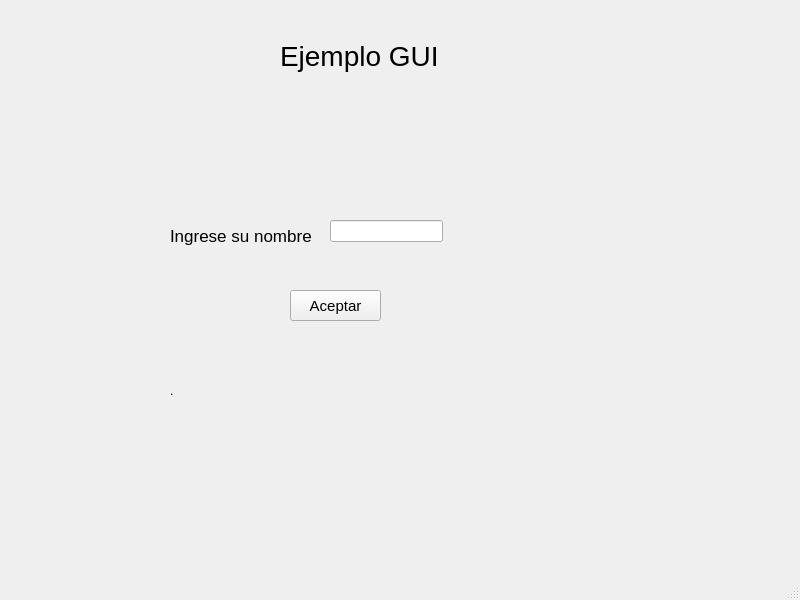
Above: Ejemplo_GUI/mainwindow.ui from yuaquintero/GUI_APP before the change. Below: the same form after it.
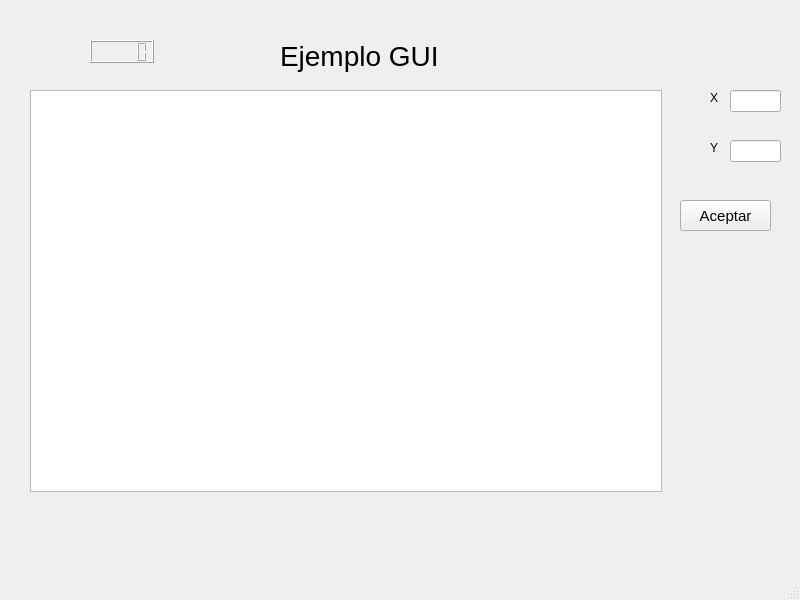
That is the form after the change.

The edit to the form file:
```diff
--- a/Ejemplo_GUI/mainwindow.ui
+++ b/Ejemplo_GUI/mainwindow.ui
@@ -14,24 +14,6 @@
    <string>MainWindow</string>
   </property>
   <widget class="QWidget" name="centralwidget">
-   <widget class="QPushButton" name="btn_Aceptar">
-    <property name="geometry">
-     <rect>
-      <x>290</x>
-      <y>290</y>
-      <width>91</width>
-      <height>31</height>
-     </rect>
-    </property>
-    <property name="font">
-     <font>
-      <pointsize>11</pointsize>
-     </font>
-    </property>
-    <property name="text">
-     <string>Aceptar</string>
-    </property>
-   </widget>
    <widget class="QLabel" name="lbl_Bienvenida">
     <property name="geometry">
      <rect>
@@ -53,42 +35,85 @@
    <widget class="QLineEdit" name="le_nombre">
     <property name="geometry">
      <rect>
-      <x>330</x>
-      <y>220</y>
-      <width>113</width>
+      <x>730</x>
+      <y>90</y>
+      <width>51</width>
       <height>22</height>
      </rect>
     </property>
    </widget>
-   <widget class="QLabel" name="lbl_nombre">
+   <widget class="QPushButton" name="btn_Aceptar">
     <property name="geometry">
      <rect>
-      <x>170</x>
-      <y>220</y>
-      <width>151</width>
+      <x>680</x>
+      <y>200</y>
+      <width>91</width>
       <height>31</height>
      </rect>
     </property>
     <property name="font">
      <font>
-      <pointsize>13</pointsize>
+      <pointsize>11</pointsize>
      </font>
     </property>
     <property name="text">
-     <string>Ingrese su nombre</string>
+     <string>Aceptar</string>
     </property>
    </widget>
-   <widget class="QLabel" name="lbl_mensaje">
+   <widget class="QGraphicsView" name="graphicsView">
     <property name="geometry">
      <rect>
-      <x>170</x>
-      <y>380</y>
-      <width>331</width>
-      <height>21</height>
+      <x>30</x>
+      <y>90</y>
+      <width>632</width>
+      <height>402</height>
      </rect>
     </property>
+   </widget>
+   <widget class="QLCDNumber" name="lcdNumber">
+    <property name="geometry">
+     <rect>
+      <x>90</x>
+      <y>40</y>
+      <width>64</width>
+      <height>23</height>
+     </rect>
+    </property>
+   </widget>
+   <widget class="QLineEdit" name="le_y">
+    <property name="geometry">
+     <rect>
+      <x>730</x>
+      <y>140</y>
+      <width>51</width>
+      <height>22</height>
+     </rect>
+    </property>
+   </widget>
+   <widget class="QLabel" name="label">
+    <property name="geometry">
+     <rect>
+      <x>710</x>
+      <y>90</y>
+      <width>21</width>
+      <height>16</height>
+     </rect>
+    </property>
     <property name="text">
-     <string>.</string>
+     <string>X</string>
+    </property>
+   </widget>
+   <widget class="QLabel" name="label_2">
+    <property name="geometry">
+     <rect>
+      <x>710</x>
+      <y>140</y>
+      <width>21</width>
+      <height>16</height>
+     </rect>
+    </property>
+    <property name="text">
+     <string>Y</string>
     </property>
    </widget>
   </widget>
```
Left out of the diff: 2 changed lines with no effect on the pictures.
